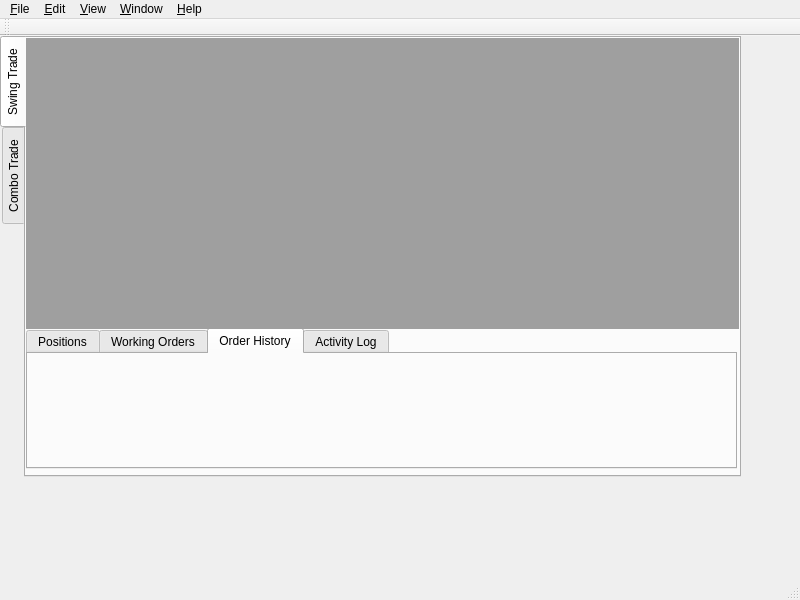
Old version of the form mainwindow.ui in the repository ifhuang/AutoTrade.
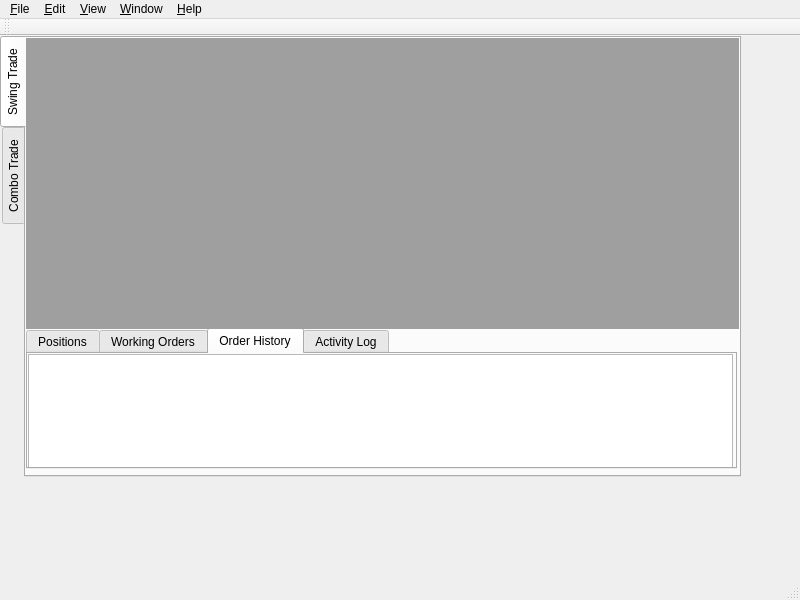
New version of the form. The open tabs and pages were chosen to show the change. Icons and pictures are not drawn.

What changed in the file:
```diff
--- a/mainwindow.ui
+++ b/mainwindow.ui
@@ -81,6 +81,19 @@
        <attribute name="title">
         <string>Order History</string>
        </attribute>
+       <widget class="QTableView" name="tableView_2">
+        <property name="geometry">
+         <rect>
+          <x>0</x>
+          <y>0</y>
+          <width>705</width>
+          <height>116</height>
+         </rect>
+        </property>
+        <property name="editTriggers">
+         <set>QAbstractItemView::NoEditTriggers</set>
+        </property>
+       </widget>
       </widget>
       <widget class="QWidget" name="tab_6">
        <attribute name="title">
```
Left out of the diff: 166 changed lines with no effect on the pictures.
